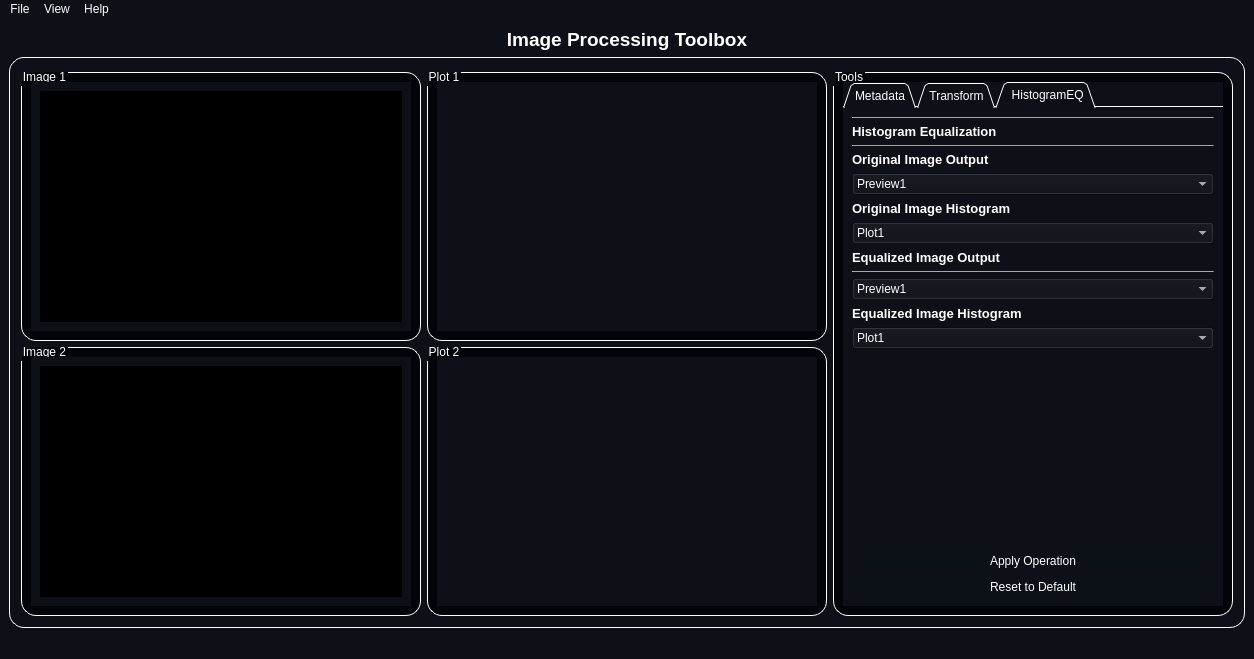
The window that resources/MainWindow.ui (mo-gaafar/image-processing-toolbox) describes before a commit, drawn with Qt 5.
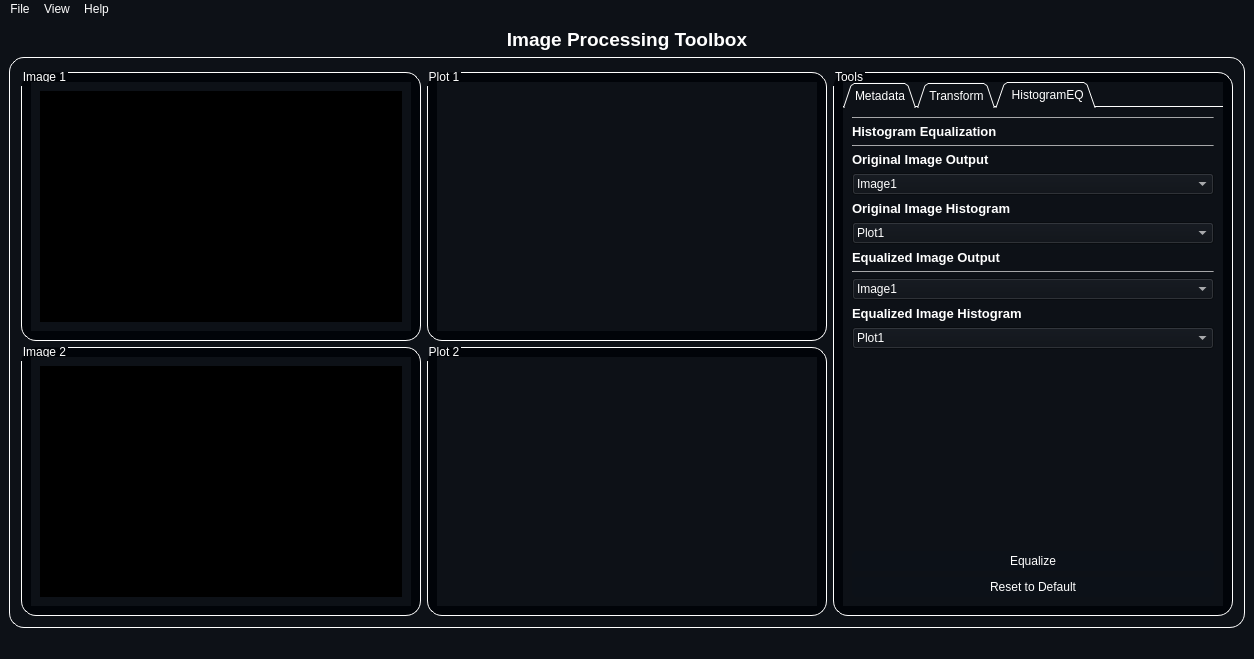
The same window after the commit. The open tabs and pages were chosen to show the change. Icons and pictures are not drawn.

Commit message: finalize gui functionality

Diff of the .ui file:
```diff
--- a/resources/MainWindow.ui
+++ b/resources/MainWindow.ui
@@ -958,10 +958,13 @@
                </widget>
               </item>
               <item row="4" column="0">
-               <widget class="QComboBox" name="output_window_combobox_3">
+               <widget class="QComboBox" name="histo_output_original_combobox">
+                <property name="currentIndex">
+                 <number>0</number>
+                </property>
                 <item>
                  <property name="text">
-                  <string>Preview1</string>
+                  <string>Image1</string>
                  </property>
                 </item>
                 <item>
@@ -1039,7 +1042,7 @@
                <widget class="QComboBox" name="output_window_combobox_2">
                 <item>
                  <property name="text">
-                  <string>Preview1</string>
+                  <string>Image1</string>
                  </property>
                 </item>
                 <item>
@@ -1132,7 +1135,7 @@
     }</string>
                 </property>
                 <property name="text">
-                 <string>Apply Operation</string>
+                 <string>Equalize</string>
                 </property>
                </widget>
               </item>
```
Left out of the diff: 25 changed lines with no effect on the pictures. The commit also changes 4 other files.
